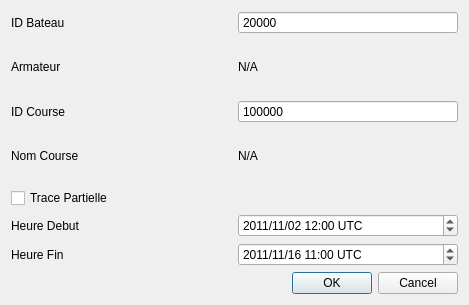
This is src/Ui/DialogDownloadTracks.ui in nohal/qtVlm as Qt 5 draws it before an edit. The edited form follows.
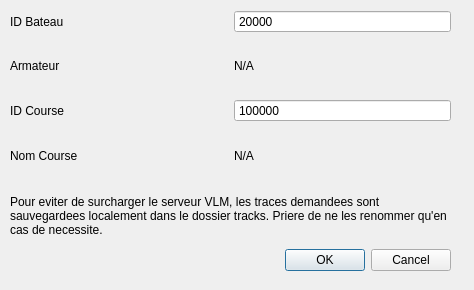
This is the edited form.

The edit to the form file:
```diff
--- a/src/Ui/DialogDownloadTracks.ui
+++ b/src/Ui/DialogDownloadTracks.ui
@@ -6,12 +6,21 @@
    <rect>
     <x>0</x>
     <y>0</y>
-    <width>469</width>
-    <height>305</height>
+    <width>474</width>
+    <height>290</height>
    </rect>
   </property>
   <property name="windowTitle">
-   <string>Banque des Traces</string>
+   <string>Banque des Traces VLM</string>
+  </property>
+  <widget class="QWidget" name="horizontalLayoutWidget">
+   <property name="geometry">
+    <rect>
+     <x>10</x>
+     <y>10</y>
+     <width>441</width>
+     <height>261</height>
+    </rect>
   </property>
   <layout class="QHBoxLayout" name="horizontalLayout">
    <item>
@@ -94,70 +103,19 @@
       </widget>
      </item>
      <item row="4" column="0" colspan="2">
-      <widget class="QCheckBox" name="frameTrackCheckBox">
+       <widget class="QLabel" name="InfoLabel">
        <property name="text">
-        <string>Trace Partielle</string>
-       </property>
-      </widget>
-     </item>
-     <item row="5" column="0">
-      <widget class="QLabel" name="labelStartTime">
-       <property name="text">
-        <string>Heure Debut</string>
-       </property>
-      </widget>
-     </item>
-     <item row="5" column="1">
-      <widget class="QDateTimeEdit" name="startTimeEdit">
-       <property name="inputMethodHints">
-        <set>Qt::ImhPreferNumbers</set>
-       </property>
-       <property name="dateTime">
-        <datetime>
-         <hour>12</hour>
-         <minute>0</minute>
-         <second>0</second>
-         <year>2011</year>
-         <month>11</month>
-         <day>2</day>
-        </datetime>
-       </property>
-       <property name="displayFormat">
-        <string>yyyy/MM/dd hh:mm UTC</string>
-       </property>
-       <property name="timeSpec">
-        <enum>Qt::UTC</enum>
-       </property>
-      </widget>
-     </item>
-     <item row="6" column="0">
-      <widget class="QLabel" name="labelEndTime">
-       <property name="text">
-        <string>Heure Fin</string>
-       </property>
-      </widget>
-     </item>
-     <item row="6" column="1">
-      <widget class="QDateTimeEdit" name="endTimeEdit">
-       <property name="dateTime">
-        <datetime>
-         <hour>11</hour>
-         <minute>0</minute>
-         <second>0</second>
-         <year>2011</year>
-         <month>11</month>
-         <day>16</day>
-        </datetime>
-       </property>
-       <property name="displayFormat">
-        <string>yyyy/MM/dd hh:mm UTC</string>
-       </property>
-       <property name="timeSpec">
-        <enum>Qt::UTC</enum>
-       </property>
-      </widget>
-     </item>
-     <item row="7" column="0" colspan="2">
+         <string>Pour eviter de surcharger le serveur VLM, les traces demandees sont sauvegardees localement dans le dossier tracks. Priere de ne les renommer qu'en cas de necessite.</string>
+        </property>
+        <property name="wordWrap">
+         <bool>true</bool>
+        </property>
+        <property name="indent">
+         <number>-1</number>
+        </property>
+       </widget>
+      </item>
+      <item row="5" column="0" colspan="2">
       <widget class="QDialogButtonBox" name="buttonBox">
        <property name="orientation">
         <enum>Qt::Horizontal</enum>
@@ -170,6 +128,7 @@
     </layout>
    </item>
   </layout>
+  </widget>
  </widget>
  <resources/>
  <connections>
```
Left out of the diff: 14 changed lines with no effect on the pictures. Lines whose indentation alone changed are shown as unchanged.
